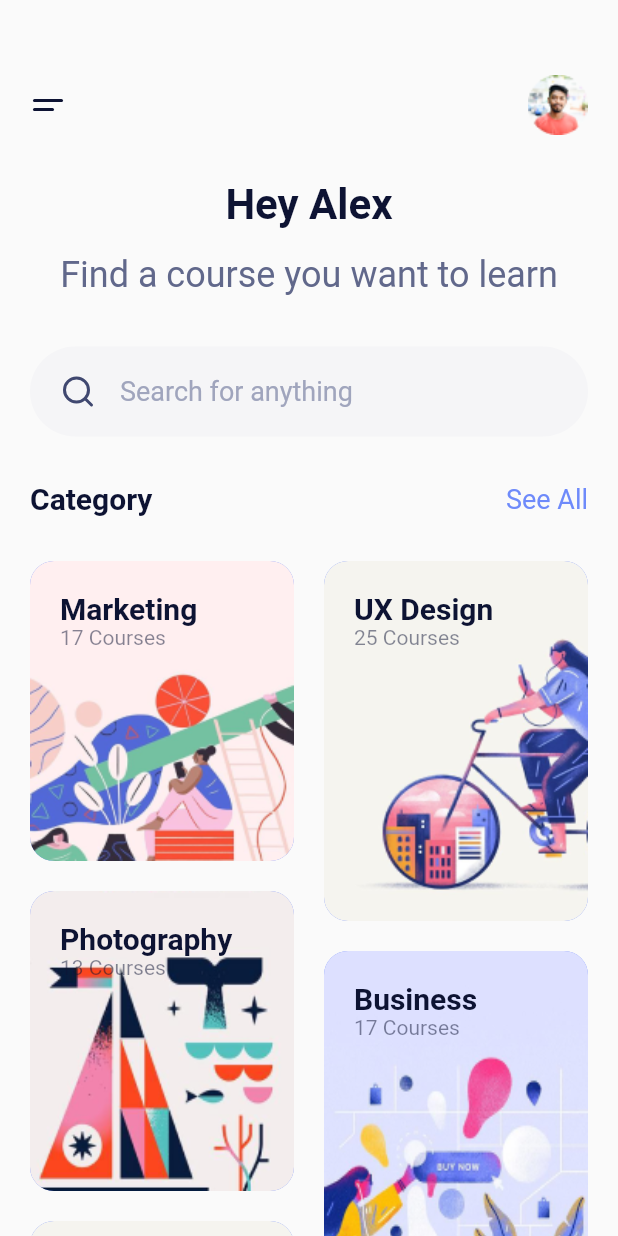
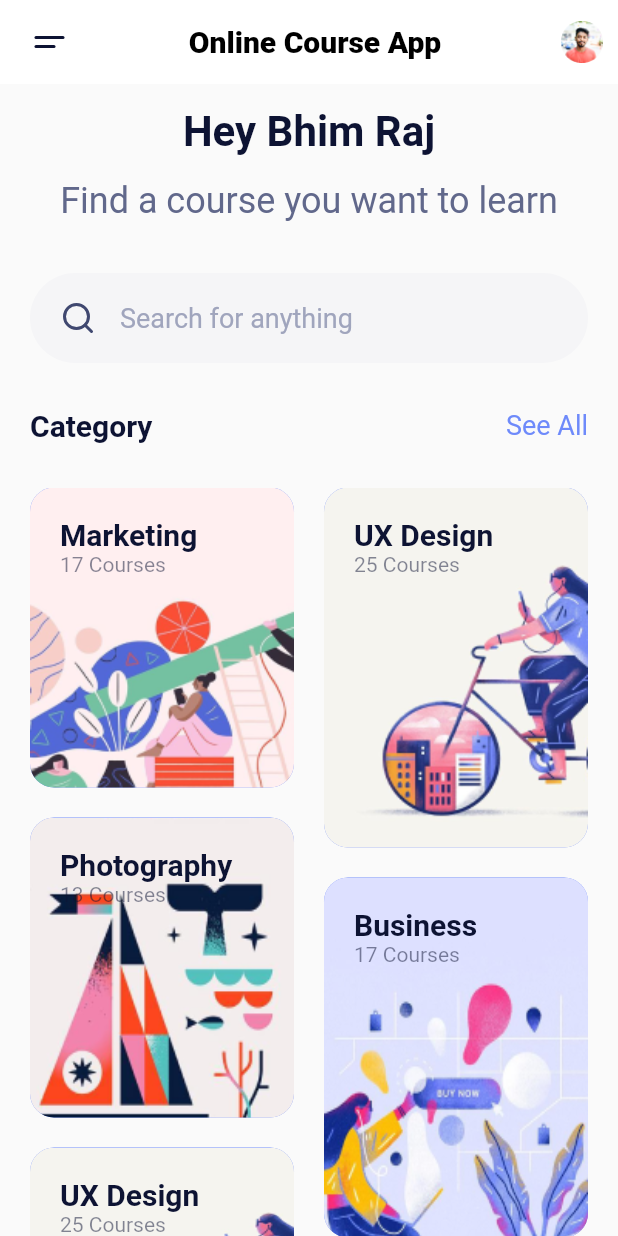
Before and after one commit to bhimrazy/online-course-app, a Flutter app: the screen it shows after launch, on a phone screen of 412 x 824 dp. Run offline on Flutter 3.47's test engine with Material 2 defaults, Android fonts, the phone set to English and light mode, and no system bars; our stand-ins replace flutter_svg.

Commit message:
app abr updated

```diff
--- a/lib/main.dart
+++ b/lib/main.dart
@@ -28,22 +28,14 @@ class HomeScreen extends StatelessWidget {
   @override
   Widget build(BuildContext context) {
     return Scaffold(
+      appBar: buildAppBar(),
       body: Padding(
-        padding: EdgeInsets.only(left: 20, top: 50, right: 20),
+        padding: EdgeInsets.only(left: 20, top: 15, right: 20),
         child: Column(children: [
-          Row(
-            mainAxisAlignment: MainAxisAlignment.spaceBetween,
-            children: [
-              SvgPicture.asset("assets/icons/menu.svg"),
-              Image.asset("assets/images/user.png")
-            ],
-          ),
-          SizedBox(
-            height: 30,
-          ),
           Text(
-            "Hey Alex",
+            "Hey Bhim Raj",
             style: kHeadingextStyle,
+            textAlign: TextAlign.left,
           ),
           Text(
             "Find a course you want to learn",
@@ -117,4 +109,28 @@ class HomeScreen extends StatelessWidget {
       ),
     );
   }
+
+  AppBar buildAppBar() {
+    return AppBar(
+      backgroundColor: Colors.white,
+      elevation: 0,
+      title: Container(
+        alignment: Alignment.center,
+        child: Text(
+          "Online Course App",
+          style: TextStyle(color: Colors.black, fontWeight: FontWeight.w800),
+        ),
+      ),
+      leading: IconButton(
+          padding: EdgeInsets.only(left: 10),
+          icon: SvgPicture.asset("assets/icons/menu.svg"),
+          onPressed: () {}),
+      actions: <Widget>[
+        IconButton(
+            padding: EdgeInsets.symmetric(horizontal: 10),
+            icon: Image.asset("assets/images/user.png"),
+            onPressed: () {})
+      ],
+    );
+  }
 }
```
